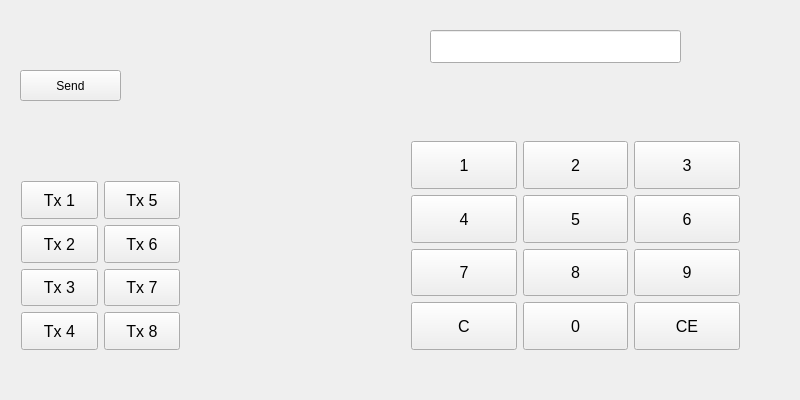
Qt form mainwindow.ui (kimphg/rasPi) before a commit.
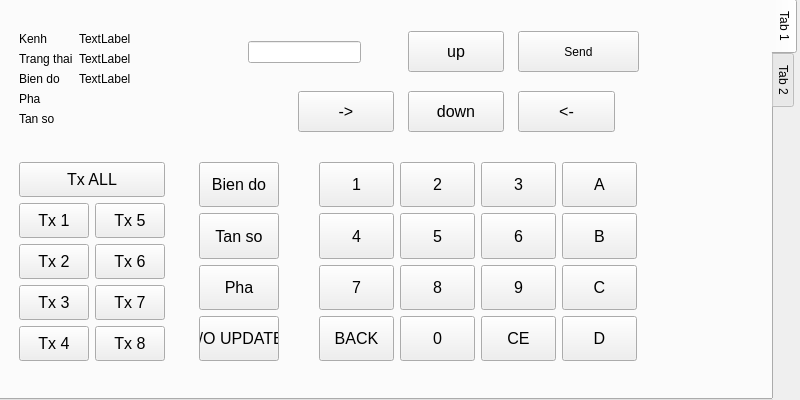
The same form after that commit.

The edit to the form file:
```diff
--- a/mainwindow.ui
+++ b/mainwindow.ui
@@ -14,195 +14,71 @@
    <string>MainWindow</string>
   </property>
   <widget class="QWidget" name="centralWidget">
-   <widget class="QPushButton" name="pushButton">
+   <widget class="QTabWidget" name="tabWidget">
     <property name="geometry">
      <rect>
-      <x>20</x>
-      <y>70</y>
-      <width>101</width>
-      <height>31</height>
+      <x>-4</x>
+      <y>-1</y>
+      <width>801</width>
+      <height>401</height>
      </rect>
     </property>
-    <property name="text">
-     <string>Send</string>
+    <property name="tabPosition">
+     <enum>QTabWidget::East</enum>
     </property>
-   </widget>
-   <widget class="QLineEdit" name="lineEdit">
-    <property name="geometry">
-     <rect>
-      <x>430</x>
-      <y>30</y>
-      <width>251</width>
-      <height>33</height>
-     </rect>
+    <property name="currentIndex">
+     <number>0</number>
     </property>
-   </widget>
-   <widget class="QWidget" name="">
+    <widget class="QWidget" name="tab">
+     <attribute name="title">
+      <string>Tab 1</string>
+     </attribute>
+     <widget class="QWidget" name="layoutWidget">
     <property name="geometry">
      <rect>
-      <x>10</x>
-      <y>170</y>
-      <width>181</width>
-      <height>191</height>
-     </rect>
-    </property>
-    <layout class="QGridLayout" name="gridLayout">
-     <item row="0" column="0">
-      <widget class="QPushButton" name="pushButton_kenh_1">
-       <property name="sizePolicy">
-        <sizepolicy hsizetype="Minimum" vsizetype="Preferred">
-         <horstretch>0</horstretch>
-         <verstretch>0</verstretch>
-        </sizepolicy>
-       </property>
-       <property name="font">
-        <font>
-         <pointsize>12</pointsize>
-        </font>
-       </property>
-       <property name="text">
-        <string>Tx 1</string>
-       </property>
-      </widget>
-     </item>
-     <item row="0" column="1">
-      <widget class="QPushButton" name="pushButton_kenh_5">
-       <property name="sizePolicy">
-        <sizepolicy hsizetype="Minimum" vsizetype="Preferred">
-         <horstretch>0</horstretch>
-         <verstretch>0</verstretch>
-        </sizepolicy>
-       </property>
-       <property name="font">
-        <font>
-         <pointsize>12</pointsize>
-        </font>
-       </property>
-       <property name="text">
-        <string>Tx 5</string>
-       </property>
-      </widget>
-     </item>
-     <item row="1" column="0">
-      <widget class="QPushButton" name="pushButton_kenh_2">
-       <property name="sizePolicy">
-        <sizepolicy hsizetype="Minimum" vsizetype="Preferred">
-         <horstretch>0</horstretch>
-         <verstretch>0</verstretch>
-        </sizepolicy>
-       </property>
-       <property name="font">
-        <font>
-         <pointsize>12</pointsize>
-        </font>
-       </property>
-       <property name="text">
-        <string>Tx 2</string>
-       </property>
-      </widget>
-     </item>
-     <item row="1" column="1">
-      <widget class="QPushButton" name="pushButton_kenh_6">
-       <property name="sizePolicy">
-        <sizepolicy hsizetype="Minimum" vsizetype="Preferred">
-         <horstretch>0</horstretch>
-         <verstretch>0</verstretch>
-        </sizepolicy>
-       </property>
-       <property name="font">
-        <font>
-         <pointsize>12</pointsize>
-        </font>
-       </property>
-       <property name="text">
-        <string>Tx 6</string>
-       </property>
-      </widget>
-     </item>
-     <item row="2" column="0">
-      <widget class="QPushButton" name="pushButton_kenh_3">
-       <property name="sizePolicy">
-        <sizepolicy hsizetype="Minimum" vsizetype="Preferred">
-         <horstretch>0</horstretch>
-         <verstretch>0</verstretch>
-        </sizepolicy>
-       </property>
-       <property name="font">
-        <font>
-         <pointsize>12</pointsize>
-        </font>
-       </property>
-       <property name="text">
-        <string>Tx 3</string>
-       </property>
-      </widget>
-     </item>
-     <item row="2" column="1">
-      <widget class="QPushButton" name="pushButton_kenh_7">
-       <property name="sizePolicy">
-        <sizepolicy hsizetype="Minimum" vsizetype="Preferred">
-         <horstretch>0</horstretch>
-         <verstretch>0</verstretch>
-        </sizepolicy>
-       </property>
-       <property name="font">
-        <font>
-         <pointsize>12</pointsize>
-        </font>
-       </property>
-       <property name="text">
-        <string>Tx 7</string>
-       </property>
-      </widget>
-     </item>
-     <item row="3" column="0">
-      <widget class="QPushButton" name="pushButton_kenh_4">
-       <property name="sizePolicy">
-        <sizepolicy hsizetype="Minimum" vsizetype="Preferred">
-         <horstretch>0</horstretch>
-         <verstretch>0</verstretch>
-        </sizepolicy>
-       </property>
-       <property name="font">
-        <font>
-         <pointsize>12</pointsize>
-        </font>
-       </property>
-       <property name="text">
-        <string>Tx 4</string>
-       </property>
-      </widget>
-     </item>
-     <item row="3" column="1">
-      <widget class="QPushButton" name="pushButton_kenh_8">
-       <property name="sizePolicy">
-        <sizepolicy hsizetype="Minimum" vsizetype="Preferred">
-         <horstretch>0</horstretch>
-         <verstretch>0</verstretch>
-        </sizepolicy>
-       </property>
-       <property name="font">
-        <font>
-         <pointsize>12</pointsize>
-        </font>
-       </property>
-       <property name="text">
-        <string>Tx 8</string>
-       </property>
-      </widget>
-     </item>
-    </layout>
-   </widget>
-   <widget class="QWidget" name="">
-    <property name="geometry">
-     <rect>
-      <x>400</x>
-      <y>130</y>
-      <width>351</width>
-      <height>231</height>
+        <x>310</x>
+        <y>150</y>
+        <width>340</width>
+        <height>221</height>
      </rect>
     </property>
     <layout class="QGridLayout" name="gridLayout_2">
+       <item row="0" column="3">
+        <widget class="QPushButton" name="pushButton_num_13">
+         <property name="sizePolicy">
+          <sizepolicy hsizetype="Minimum" vsizetype="Preferred">
+           <horstretch>0</horstretch>
+           <verstretch>0</verstretch>
+          </sizepolicy>
+         </property>
+         <property name="font">
+          <font>
+           <pointsize>12</pointsize>
+          </font>
+         </property>
+         <property name="text">
+          <string>A</string>
+         </property>
+        </widget>
+       </item>
+       <item row="1" column="3">
+        <widget class="QPushButton" name="pushButton_num_12">
+         <property name="sizePolicy">
+          <sizepolicy hsizetype="Minimum" vsizetype="Preferred">
+           <horstretch>0</horstretch>
+           <verstretch>0</verstretch>
+          </sizepolicy>
+         </property>
+         <property name="font">
+          <font>
+           <pointsize>12</pointsize>
+          </font>
+         </property>
+         <property name="text">
+          <string>B</string>
+         </property>
+        </widget>
+       </item>
      <item row="0" column="0">
       <widget class="QPushButton" name="pushButton_num_1">
        <property name="sizePolicy">
@@ -221,24 +97,6 @@
        </property>
       </widget>
      </item>
-     <item row="0" column="1">
-      <widget class="QPushButton" name="pushButton_num_2">
-       <property name="sizePolicy">
-        <sizepolicy hsizetype="Minimum" vsizetype="Preferred">
-         <horstretch>0</horstretch>
-         <verstretch>0</verstretch>
-        </sizepolicy>
-       </property>
-       <property name="font">
-        <font>
-         <pointsize>12</pointsize>
-        </font>
-       </property>
-       <property name="text">
-        <string>2</string>
-       </property>
-      </widget>
-     </item>
      <item row="0" column="2">
       <widget class="QPushButton" name="pushButton_num_3">
        <property name="sizePolicy">
@@ -257,8 +115,8 @@
        </property>
       </widget>
      </item>
-     <item row="1" column="0">
-      <widget class="QPushButton" name="pushButton_num_4">
+       <item row="0" column="1">
+        <widget class="QPushButton" name="pushButton_num_2">
        <property name="sizePolicy">
         <sizepolicy hsizetype="Minimum" vsizetype="Preferred">
          <horstretch>0</horstretch>
@@ -271,7 +129,7 @@
         </font>
        </property>
        <property name="text">
-        <string>4</string>
+          <string>2</string>
        </property>
       </widget>
      </item>
@@ -293,6 +151,24 @@
        </property>
       </widget>
      </item>
+       <item row="1" column="0">
+        <widget class="QPushButton" name="pushButton_num_4">
+         <property name="sizePolicy">
+          <sizepolicy hsizetype="Minimum" vsizetype="Preferred">
+           <horstretch>0</horstretch>
+           <verstretch>0</verstretch>
+          </sizepolicy>
+         </property>
+         <property name="font">
+          <font>
+           <pointsize>12</pointsize>
+          </font>
+         </property>
+         <property name="text">
+          <string>4</string>
+         </property>
+        </widget>
+       </item>
      <item row="1" column="2">
       <widget class="QPushButton" name="pushButton_num_6">
        <property name="sizePolicy">
@@ -347,24 +223,6 @@
        </property>
       </widget>
      </item>
-     <item row="2" column="2">
-      <widget class="QPushButton" name="pushButton_num_9">
-       <property name="sizePolicy">
-        <sizepolicy hsizetype="Minimum" vsizetype="Preferred">
-         <horstretch>0</horstretch>
-         <verstretch>0</verstretch>
-        </sizepolicy>
-       </property>
-       <property name="font">
-        <font>
-         <pointsize>12</pointsize>
-        </font>
-       </property>
-       <property name="text">
-        <string>9</string>
-       </property>
-      </widget>
-     </item>
      <item row="3" column="0">
       <widget class="QPushButton" name="pushButton_num_back">
        <property name="sizePolicy">
@@ -379,7 +237,7 @@
         </font>
        </property>
        <property name="text">
-        <string>C</string>
+          <string>BACK</string>
        </property>
       </widget>
      </item>
@@ -419,7 +277,537 @@
        </property>
       </widget>
      </item>
-    </layout>
+       <item row="2" column="2">
+        <widget class="QPushButton" name="pushButton_num_9">
+         <property name="sizePolicy">
+          <sizepolicy hsizetype="Minimum" vsizetype="Preferred">
+           <horstretch>0</horstretch>
+           <verstretch>0</verstretch>
+          </sizepolicy>
+         </property>
+         <property name="font">
+          <font>
+           <pointsize>12</pointsize>
+          </font>
+         </property>
+         <property name="text">
+          <string>9</string>
+         </property>
+        </widget>
+       </item>
+       <item row="2" column="3">
+        <widget class="QPushButton" name="pushButton_num_10">
+         <property name="sizePolicy">
+          <sizepolicy hsizetype="Minimum" vsizetype="Preferred">
+           <horstretch>0</horstretch>
+           <verstretch>0</verstretch>
+          </sizepolicy>
+         </property>
+         <property name="font">
+          <font>
+           <pointsize>12</pointsize>
+          </font>
+         </property>
+         <property name="text">
+          <string>C</string>
+         </property>
+        </widget>
+       </item>
+       <item row="3" column="3">
+        <widget class="QPushButton" name="pushButton_num_14">
+         <property name="sizePolicy">
+          <sizepolicy hsizetype="Minimum" vsizetype="Preferred">
+           <horstretch>0</horstretch>
+           <verstretch>0</verstretch>
+          </sizepolicy>
+         </property>
+         <property name="font">
+          <font>
+           <pointsize>12</pointsize>
+          </font>
+         </property>
+         <property name="text">
+          <string>D</string>
+         </property>
+        </widget>
+       </item>
+      </layout>
+     </widget>
+     <widget class="QWidget" name="">
+      <property name="geometry">
+       <rect>
+        <x>190</x>
+        <y>150</y>
+        <width>102</width>
+        <height>221</height>
+       </rect>
+      </property>
+      <layout class="QVBoxLayout" name="verticalLayout">
+       <item>
+        <widget class="QPushButton" name="pushButton_num_control_amp">
+         <property name="sizePolicy">
+          <sizepolicy hsizetype="Minimum" vsizetype="Preferred">
+           <horstretch>0</horstretch>
+           <verstretch>0</verstretch>
+          </sizepolicy>
+         </property>
+         <property name="font">
+          <font>
+           <pointsize>12</pointsize>
+          </font>
+         </property>
+         <property name="text">
+          <string>Bien do</string>
+         </property>
+        </widget>
+       </item>
+       <item>
+        <widget class="QPushButton" name="pushButton_num_control_afreq">
+         <property name="sizePolicy">
+          <sizepolicy hsizetype="Minimum" vsizetype="Preferred">
+           <horstretch>0</horstretch>
+           <verstretch>0</verstretch>
+          </sizepolicy>
+         </property>
+         <property name="font">
+          <font>
+           <pointsize>12</pointsize>
+          </font>
+         </property>
+         <property name="text">
+          <string>Tan so</string>
+         </property>
+        </widget>
+       </item>
+       <item>
+        <widget class="QPushButton" name="pushButton_num_control_phase">
+         <property name="sizePolicy">
+          <sizepolicy hsizetype="Minimum" vsizetype="Preferred">
+           <horstretch>0</horstretch>
+           <verstretch>0</verstretch>
+          </sizepolicy>
+         </property>
+         <property name="font">
+          <font>
+           <pointsize>12</pointsize>
+          </font>
+         </property>
+         <property name="text">
+          <string>Pha</string>
+         </property>
+        </widget>
+       </item>
+       <item>
+        <widget class="QPushButton" name="pushButton_num_control_phase_comp_2">
+         <property name="sizePolicy">
+          <sizepolicy hsizetype="Minimum" vsizetype="Preferred">
+           <horstretch>0</horstretch>
+           <verstretch>0</verstretch>
+          </sizepolicy>
+         </property>
+         <property name="font">
+          <font>
+           <pointsize>12</pointsize>
+          </font>
+         </property>
+         <property name="text">
+          <string>I/O UPDATE</string>
+         </property>
+        </widget>
+       </item>
+      </layout>
+     </widget>
+     <widget class="QWidget" name="layoutWidget">
+      <property name="geometry">
+       <rect>
+        <x>10</x>
+        <y>150</y>
+        <width>168</width>
+        <height>221</height>
+       </rect>
+      </property>
+      <layout class="QGridLayout" name="gridLayout">
+       <item row="1" column="0">
+        <widget class="QPushButton" name="pushButton_kenh_1">
+         <property name="sizePolicy">
+          <sizepolicy hsizetype="Minimum" vsizetype="Preferred">
+           <horstretch>0</horstretch>
+           <verstretch>0</verstretch>
+          </sizepolicy>
+         </property>
+         <property name="font">
+          <font>
+           <pointsize>12</pointsize>
+          </font>
+         </property>
+         <property name="text">
+          <string>Tx 1</string>
+         </property>
+        </widget>
+       </item>
+       <item row="1" column="1">
+        <widget class="QPushButton" name="pushButton_kenh_5">
+         <property name="sizePolicy">
+          <sizepolicy hsizetype="Minimum" vsizetype="Preferred">
+           <horstretch>0</horstretch>
+           <verstretch>0</verstretch>
+          </sizepolicy>
+         </property>
+         <property name="font">
+          <font>
+           <pointsize>12</pointsize>
+          </font>
+         </property>
+         <property name="text">
+          <string>Tx 5</string>
+         </property>
+        </widget>
+       </item>
+       <item row="2" column="0">
+        <widget class="QPushButton" name="pushButton_kenh_2">
+         <property name="sizePolicy">
+          <sizepolicy hsizetype="Minimum" vsizetype="Preferred">
+           <horstretch>0</horstretch>
+           <verstretch>0</verstretch>
+          </sizepolicy>
+         </property>
+         <property name="font">
+          <font>
+           <pointsize>12</pointsize>
+          </font>
+         </property>
+         <property name="text">
+          <string>Tx 2</string>
+         </property>
+        </widget>
+       </item>
+       <item row="2" column="1">
+        <widget class="QPushButton" name="pushButton_kenh_6">
+         <property name="sizePolicy">
+          <sizepolicy hsizetype="Minimum" vsizetype="Preferred">
+           <horstretch>0</horstretch>
+           <verstretch>0</verstretch>
+          </sizepolicy>
+         </property>
+         <property name="font">
+          <font>
+           <pointsize>12</pointsize>
+          </font>
+         </property>
+         <property name="text">
+          <string>Tx 6</string>
+         </property>
+        </widget>
+       </item>
+       <item row="3" column="0">
+        <widget class="QPushButton" name="pushButton_kenh_3">
+         <property name="sizePolicy">
+          <sizepolicy hsizetype="Minimum" vsizetype="Preferred">
+           <horstretch>0</horstretch>
+           <verstretch>0</verstretch>
+          </sizepolicy>
+         </property>
+         <property name="font">
+          <font>
+           <pointsize>12</pointsize>
+          </font>
+         </property>
+         <property name="text">
+          <string>Tx 3</string>
+         </property>
+        </widget>
+       </item>
+       <item row="3" column="1">
+        <widget class="QPushButton" name="pushButton_kenh_7">
+         <property name="sizePolicy">
+          <sizepolicy hsizetype="Minimum" vsizetype="Preferred">
+           <horstretch>0</horstretch>
+           <verstretch>0</verstretch>
+          </sizepolicy>
+         </property>
+         <property name="font">
+          <font>
+           <pointsize>12</pointsize>
+          </font>
+         </property>
+         <property name="text">
+          <string>Tx 7</string>
+         </property>
+        </widget>
+       </item>
+       <item row="4" column="0">
+        <widget class="QPushButton" name="pushButton_kenh_4">
+         <property name="sizePolicy">
+          <sizepolicy hsizetype="Minimum" vsizetype="Preferred">
+           <horstretch>0</horstretch>
+           <verstretch>0</verstretch>
+          </sizepolicy>
+         </property>
+         <property name="font">
+          <font>
+           <pointsize>12</pointsize>
+          </font>
+         </property>
+         <property name="text">
+          <string>Tx 4</string>
+         </property>
+        </widget>
+       </item>
+       <item row="4" column="1">
+        <widget class="QPushButton" name="pushButton_kenh_8">
+         <property name="sizePolicy">
+          <sizepolicy hsizetype="Minimum" vsizetype="Preferred">
+           <horstretch>0</horstretch>
+           <verstretch>0</verstretch>
+          </sizepolicy>
+         </property>
+         <property name="font">
+          <font>
+           <pointsize>12</pointsize>
+          </font>
+         </property>
+         <property name="text">
+          <string>Tx 8</string>
+         </property>
+        </widget>
+       </item>
+       <item row="0" column="0" colspan="2">
+        <widget class="QPushButton" name="pushButton_kenh_9">
+         <property name="sizePolicy">
+          <sizepolicy hsizetype="Minimum" vsizetype="Preferred">
+           <horstretch>0</horstretch>
+           <verstretch>0</verstretch>
+          </sizepolicy>
+         </property>
+         <property name="font">
+          <font>
+           <pointsize>12</pointsize>
+          </font>
+         </property>
+         <property name="text">
+          <string>Tx ALL</string>
+         </property>
+        </widget>
+       </item>
+      </layout>
+     </widget>
+     <widget class="QWidget" name="">
+      <property name="geometry">
+       <rect>
+        <x>10</x>
+        <y>20</y>
+        <width>161</width>
+        <height>121</height>
+       </rect>
+      </property>
+      <layout class="QFormLayout" name="formLayout">
+       <item row="0" column="0">
+        <widget class="QLabel" name="label">
+         <property name="text">
+          <string>Kenh</string>
+         </property>
+        </widget>
+       </item>
+       <item row="1" column="0">
+        <widget class="QLabel" name="label_2">
+         <property name="text">
+          <string>Trang thai</string>
+         </property>
+        </widget>
+       </item>
+       <item row="2" column="0">
+        <widget class="QLabel" name="label_3">
+         <property name="text">
+          <string>Bien do</string>
+         </property>
+        </widget>
+       </item>
+       <item row="0" column="1">
+        <widget class="QLabel" name="label_4">
+         <property name="text">
+          <string>TextLabel</string>
+         </property>
+        </widget>
+       </item>
+       <item row="1" column="1">
+        <widget class="QLabel" name="label_5">
+         <property name="text">
+          <string>TextLabel</string>
+         </property>
+        </widget>
+       </item>
+       <item row="2" column="1">
+        <widget class="QLabel" name="label_6">
+         <property name="text">
+          <string>TextLabel</string>
+         </property>
+        </widget>
+       </item>
+       <item row="3" column="0">
+        <widget class="QLabel" name="label_7">
+         <property name="text">
+          <string>Pha</string>
+         </property>
+        </widget>
+       </item>
+       <item row="4" column="0">
+        <widget class="QLabel" name="label_8">
+         <property name="text">
+          <string>Tan so</string>
+         </property>
+        </widget>
+       </item>
+      </layout>
+     </widget>
+     <widget class="QPushButton" name="pushButton">
+      <property name="geometry">
+       <rect>
+        <x>520</x>
+        <y>30</y>
+        <width>121</width>
+        <height>41</height>
+       </rect>
+      </property>
+      <property name="text">
+       <string>Send</string>
+      </property>
+     </widget>
+     <widget class="QPushButton" name="pushButton_num_control_amp_3">
+      <property name="geometry">
+       <rect>
+        <x>520</x>
+        <y>90</y>
+        <width>97</width>
+        <height>41</height>
+       </rect>
+      </property>
+      <property name="sizePolicy">
+       <sizepolicy hsizetype="Minimum" vsizetype="Preferred">
+        <horstretch>0</horstretch>
+        <verstretch>0</verstretch>
+       </sizepolicy>
+      </property>
+      <property name="font">
+       <font>
+        <pointsize>12</pointsize>
+       </font>
+      </property>
+      <property name="text">
+       <string>&lt;-</string>
+      </property>
+     </widget>
+     <widget class="QPushButton" name="pushButton_num_control_amp_4">
+      <property name="geometry">
+       <rect>
+        <x>300</x>
+        <y>90</y>
+        <width>96</width>
+        <height>41</height>
+       </rect>
+      </property>
+      <property name="sizePolicy">
+       <sizepolicy hsizetype="Minimum" vsizetype="Preferred">
+        <horstretch>0</horstretch>
+        <verstretch>0</verstretch>
+       </sizepolicy>
+      </property>
+      <property name="font">
+       <font>
+        <pointsize>12</pointsize>
+       </font>
+      </property>
+      <property name="text">
+       <string>-&gt;</string>
+      </property>
+     </widget>
+     <widget class="QPushButton" name="pushButton_num_control_amp_5">
+      <property name="geometry">
+       <rect>
+        <x>410</x>
+        <y>30</y>
+        <width>96</width>
+        <height>41</height>
+       </rect>
+      </property>
+      <property name="sizePolicy">
+       <sizepolicy hsizetype="Minimum" vsizetype="Preferred">
+        <horstretch>0</horstretch>
+        <verstretch>0</verstretch>
+       </sizepolicy>
+      </property>
+      <property name="font">
+       <font>
+        <pointsize>12</pointsize>
+       </font>
+      </property>
+      <property name="text">
+       <string>up</string>
+      </property>
+     </widget>
+     <widget class="QPushButton" name="pushButton_num_control_amp_6">
+      <property name="geometry">
+       <rect>
+        <x>410</x>
+        <y>90</y>
+        <width>96</width>
+        <height>41</height>
+       </rect>
+      </property>
+      <property name="sizePolicy">
+       <sizepolicy hsizetype="Minimum" vsizetype="Preferred">
+        <horstretch>0</horstretch>
+        <verstretch>0</verstretch>
+       </sizepolicy>
+      </property>
+      <property name="font">
+       <font>
+        <pointsize>12</pointsize>
+       </font>
+      </property>
+      <property name="text">
+       <string>down</string>
+      </property>
+     </widget>
+     <widget class="QLineEdit" name="lineEdit">
+      <property name="geometry">
+       <rect>
+        <x>250</x>
+        <y>40</y>
+        <width>113</width>
+        <height>22</height>
+       </rect>
+      </property>
+     </widget>
+    </widget>
+    <widget class="QWidget" name="tab_2">
+     <attribute name="title">
+      <string>Tab 2</string>
+     </attribute>
+     <widget class="QPushButton" name="pushButton_num_control_amp_2">
+      <property name="geometry">
+       <rect>
+        <x>30</x>
+        <y>140</y>
+        <width>100</width>
+        <height>50</height>
+       </rect>
+      </property>
+      <property name="sizePolicy">
+       <sizepolicy hsizetype="Minimum" vsizetype="Preferred">
+        <horstretch>0</horstretch>
+        <verstretch>0</verstretch>
+       </sizepolicy>
+      </property>
+      <property name="font">
+       <font>
+        <pointsize>12</pointsize>
+       </font>
+      </property>
+      <property name="text">
+       <string>Bien do</string>
+      </property>
+     </widget>
+    </widget>
    </widget>
   </widget>
  </widget>
```
Lines whose indentation alone changed are shown as unchanged.
